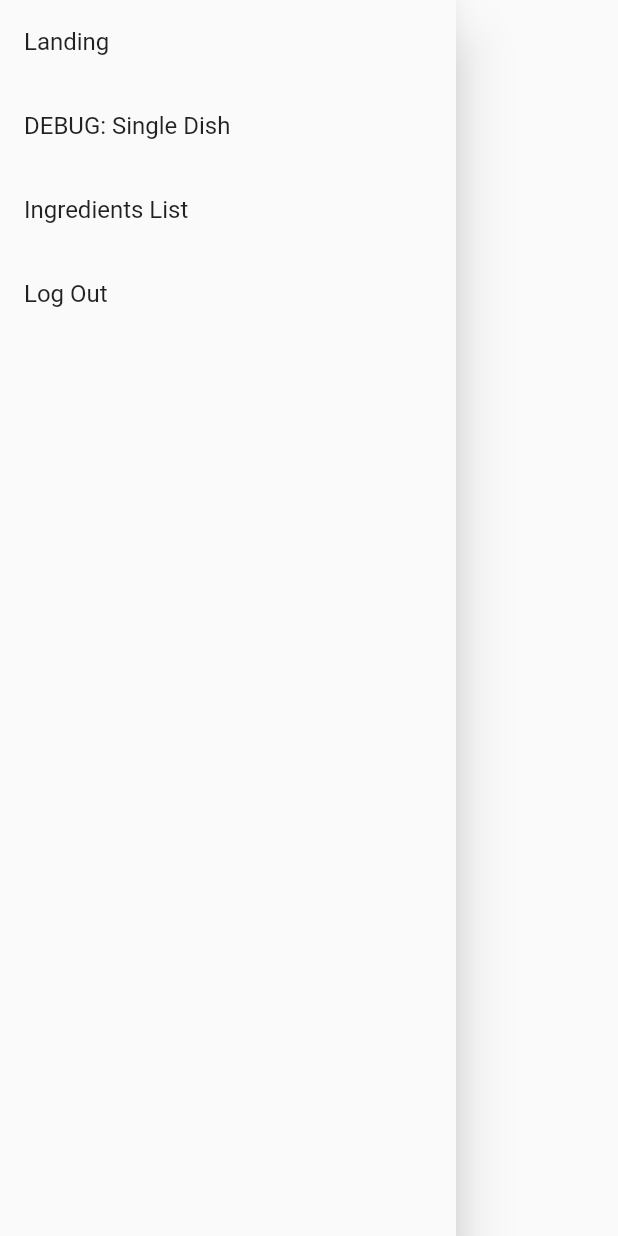
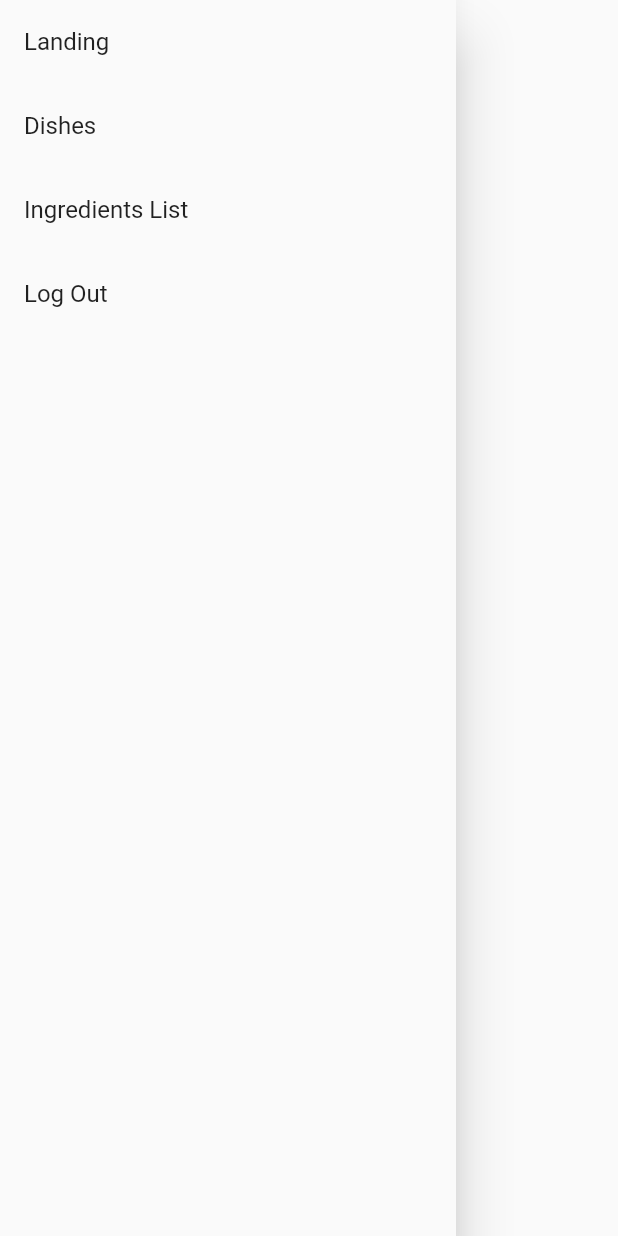
Before and after one commit to dpalencia/EasyEats, a Flutter app: what mainDrawer() shows on an empty page, opened directly, on a phone screen of 412 x 824 dp. Run offline on Flutter 3.47's test engine with Material 2 defaults, Android fonts, the phone set to English and light mode, and no system bars; our stand-ins replace cloud_firestore, firebase_auth, firebase_storage, flutter_rating_bar; accounts and stored records are empty; network calls fail.

Commit message:
Adding Dish List to Menu

```diff
--- a/Source Code/lib/functions/UIHelpers.dart
+++ b/Source Code/lib/functions/UIHelpers.dart
@@ -4,7 +4,7 @@ import 'package:odysseusrecipes/functions/accountHelpers.dart';
 import 'package:odysseusrecipes/screens/Root.dart';
 import 'package:odysseusrecipes/screens/IngredientsList.dart';
 import 'package:odysseusrecipes/screens/Home.dart';
-import 'package:odysseusrecipes/screens/SingleDish.dart';
+import 'package:odysseusrecipes/screens/DishesList.dart';
 import 'package:firebase_auth/firebase_auth.dart';
 
 Drawer mainDrawer(BuildContext context) {
@@ -19,10 +19,10 @@ Drawer mainDrawer(BuildContext context) {
         }
       ),
       ListTile(
-        title: Text("DEBUG: Single Dish"),
+        title: Text("Dishes"),
         onTap: () {
           Navigator.of(context).pop();
-          Navigator.of(context).push(MaterialPageRoute(builder: (context) => SingleDish()));
+          Navigator.of(context).push(MaterialPageRoute(builder: (context) => DishesList()));
         }
       ),
       ListTile(
```
